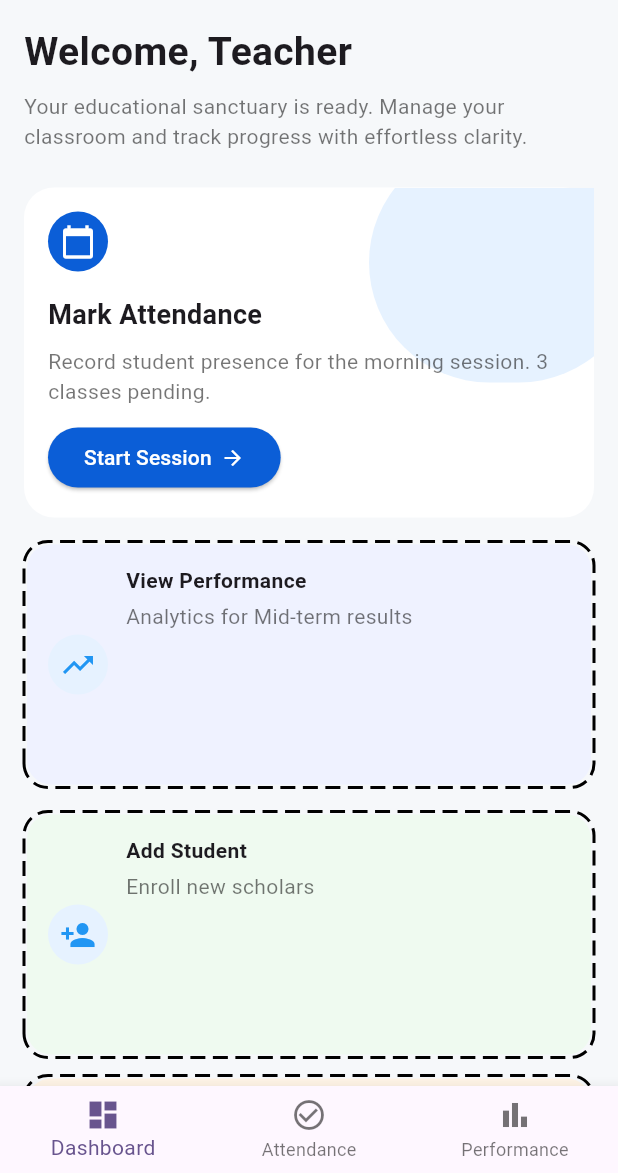
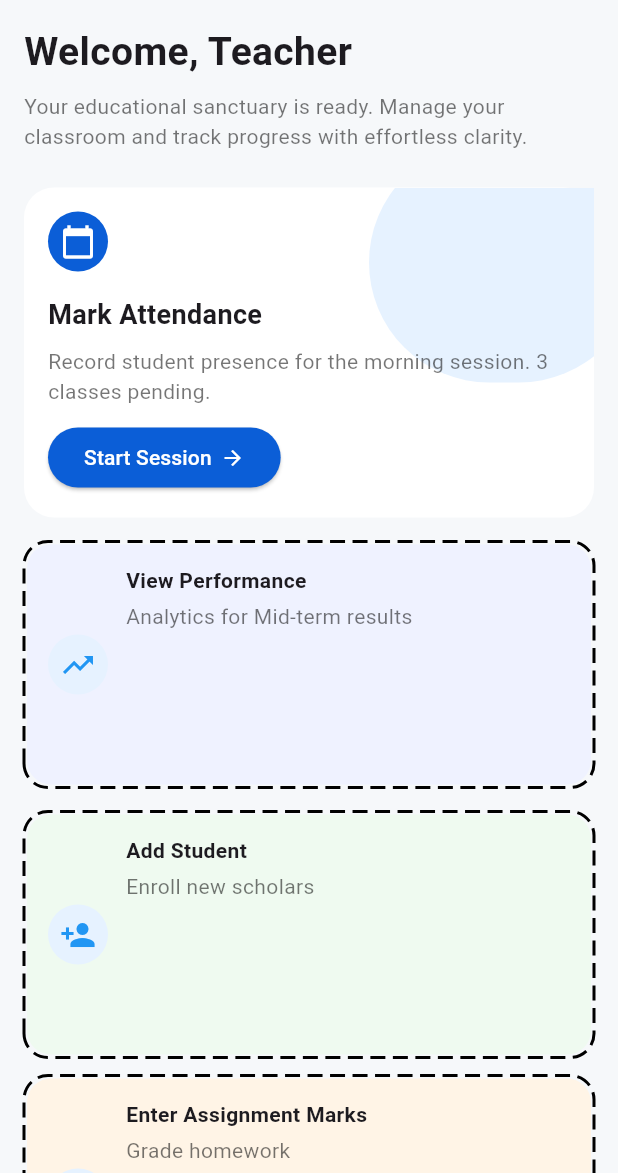
Before and after one commit to aliraza055/scholar_flow, a Flutter app: the screen it shows after launch, after a tap on "Get Started", on a phone screen of 412 x 824 dp, the part 63-1236 px from its top. Run offline on Flutter 3.47's test engine with Material 3 defaults, Android fonts, the phone set to English and light mode, and no system bars; drawn by our look-alikes of dotted_border; network calls fail.

Commit message:
inilitze onGenrate routers

```diff
--- /dev/null
+++ b/lib/Core/Routers/app_routers.dart
@@ -0,0 +1,41 @@
+import 'package:flutter/material.dart';
+import 'package:scholar_flow/screens/attendance_sheet.dart';
+import 'package:scholar_flow/screens/dashboard_screen.dart';
+import 'package:scholar_flow/screens/new_entry.dart';
+import 'package:scholar_flow/screens/onboard.dart';
+import 'package:scholar_flow/screens/record_achivement.dart';
+
+class AppRouters {
+  static const appOnboarding = '/';
+  static const dashScreen = '/dashboard';
+  static const attendanceScreen = '/attendance';
+  static const addNew = '/addNew';
+  static const record = '/record';
+
+  static Route<dynamic> generateRoute(RouteSettings settings) {
+    switch (settings.name) {
+      case appOnboarding:
+        return MaterialPageRoute(
+          builder: (_) => const WelcomeScreen(), // check name exists
+        );
+
+      case dashScreen:
+        return MaterialPageRoute(builder: (_) => const DashboardView());
+
+      case attendanceScreen:
+        return MaterialPageRoute(builder: (_) => AttendanceScreen());
+
+      case addNew:
+        return MaterialPageRoute(builder: (_) => NewEntryScreen());
+
+      case record:
+        return MaterialPageRoute(builder: (_) => const RecordAchievementPage());
+
+      default:
+        return MaterialPageRoute(
+          builder: (_) =>
+              const Scaffold(body: Center(child: Text('Route not found'))),
+        );
+    }
+  }
+}
--- a/lib/main.dart
+++ b/lib/main.dart
@@ -1,10 +1,5 @@
 import 'package:flutter/material.dart';
-import 'package:scholar_flow/screens/attendance_sheet.dart';
-import 'package:scholar_flow/screens/dashboard_screen.dart';
-import 'package:scholar_flow/screens/new_entry.dart';
-import 'package:scholar_flow/screens/onboard.dart';
-import 'package:scholar_flow/screens/performance_analysis.dart';
-import 'package:scholar_flow/screens/record_achivement.dart';
+import 'package:scholar_flow/Core/Routers/app_routers.dart';
 
 void main() {
   runApp(const MyApp());
@@ -13,23 +8,12 @@ void main() {
 class MyApp extends StatelessWidget {
   const MyApp({super.key});
 
-  // This widget is the root of your application.
   @override
   Widget build(BuildContext context) {
     return MaterialApp(
-      title: 'Flutter Demo',
-      theme: ThemeData(
-        colorScheme: ColorScheme.fromSeed(seedColor: Colors.deepPurple),
-      ),
-      initialRoute: '/',
-      routes: {
-        '/': (context) => WelcomeScreen(),
-        '/dash': (context) => DashboardView(),
-        '/attendance': (context) => AttendanceScreen(),
-        '/performance': (context) => PerformanceAnalyticsPage(),
-        '/addNew': (context) => NewEntryScreen(),
-        '/marks': (context) => RecordAchievementPage(),
-      },
+      debugShowCheckedModeBanner: false,
+      initialRoute: AppRouters.appOnboarding,
+      onGenerateRoute: AppRouters.generateRoute,
     );
   }
 }
--- a/lib/screens/dashboard_screen.dart
+++ b/lib/screens/dashboard_screen.dart
@@ -17,7 +17,6 @@ class _DashboardViewState extends State<DashboardView> {
   Widget build(BuildContext context) {
     return Scaffold(
       backgroundColor: const Color(0xFFF6F8FA),
-      bottomNavigationBar: const DashboardBottomNav(),
       body: SafeArea(
         child: SingleChildScrollView(
           padding: const EdgeInsets.all(16),
@@ -32,18 +31,14 @@ class _DashboardViewState extends State<DashboardView> {
                 subtitle:
                     'Record student presence for the morning session. 3 classes pending.',
                 buttonText: 'Start Session',
-                ontap: () {
-                  Navigator.pushNamed(context, '/attendance');
-                },
+                ontap: () {},
                 icon: Icons.calendar_today,
               ),
 
               SizedBox(height: 16),
 
               GestureDetector(
-                onTap: () {
-                  Navigator.pushNamed(context, '/performance');
-                },
+                onTap: () {},
                 child: SimpleTile(
                   title: 'View Performance',
                   subtitle: 'Analytics for Mid-term results',
@@ -55,9 +50,7 @@ class _DashboardViewState extends State<DashboardView> {
               SizedBox(height: 16),
 
               GestureDetector(
-                onTap: () {
-                  Navigator.pushNamed(context, '/addNew');
-                },
+                onTap: () {},
                 child: SimpleTile(
                   title: 'Add Student',
                   subtitle: 'Enroll new scholars',
@@ -69,9 +62,7 @@ class _DashboardViewState extends State<DashboardView> {
               SizedBox(height: 12),
 
               GestureDetector(
-                onTap: () {
-                  Navigator.pushNamed(context, '/marks');
-                },
+                onTap: () {},
                 child: SimpleTile(
                   title: 'Enter Assignment Marks',
                   subtitle: 'Grade homework',
--- a/lib/screens/onboard.dart
+++ b/lib/screens/onboard.dart
@@ -1,4 +1,5 @@
 import 'package:flutter/material.dart';
+import 'package:scholar_flow/Core/Routers/app_routers.dart';
 
 void main() {
   runApp(
@@ -71,6 +72,32 @@ class WelcomeScreen extends StatelessWidget {
                   height: 1.5,
                 ),
               ),
+              const SizedBox(height: 20),
+
+              Align(
+                alignment: Alignment.topLeft,
+                child: Text(
+                  'Created By:',
+                  style: TextStyle(
+                    fontSize: 20,
+                    fontWeight: FontWeight.bold,
+                    color: Color(0xFF006692),
+                    height: 1.5,
+                  ),
+                ),
+              ),
+              const SizedBox(height: 16),
+
+              Text(
+                'DIL RABAZ HUSSAIN \n  AMBER TANVEER \n LAIBA SHOAIB ',
+                // textAlign: TextAlign.center,
+                style: TextStyle(
+                  fontSize: 20,
+                  fontWeight: FontWeight.w500,
+                  color: Color(0xFF1D2939),
+                  height: 1.5,
+                ),
+              ),
 
               const Spacer(),
 
@@ -80,7 +107,10 @@ class WelcomeScreen extends StatelessWidget {
                 height: 55,
                 child: ElevatedButton(
                   onPressed: () {
-                    Navigator.pushNamed(context, '/dash');
+                    Navigator.pushReplacementNamed(
+                      context,
+                      AppRouters.dashScreen,
+                    );
                   },
                   style: ElevatedButton.styleFrom(
                     backgroundColor: const Color(0xFF006692),
--- a/pubspec.yaml
+++ b/pubspec.yaml
@@ -16,7 +16,7 @@ publish_to: 'none' # Remove this line if you wish to publish to pub.dev
 # https://developer.apple.com/library/archive/documentation/General/Reference/InfoPlistKeyReference/Articles/CoreFoundationKeys.html
 # In Windows, build-name is used as the major, minor, and patch parts
 # of the product and file versions while build-number is used as the build suffix.
-version: 1.0.0+1
+version: 1.0.1+2
 
 environment:
   sdk: ^3.9.2
```
Also changed, not shown: lib/widgets/bottom_nav.dart (+25 -3 lines).
